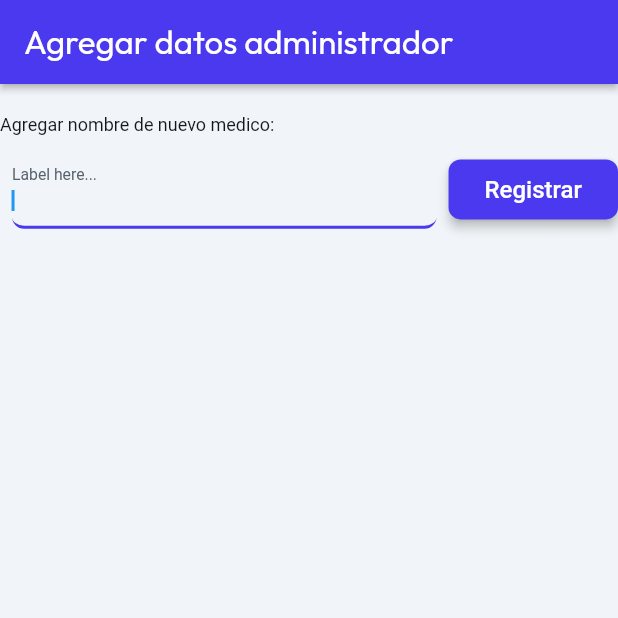
After one commit to geovannymaroto/NisiDental, a Flutter app: the AgregarDatosAdminWidget screen opened by its route, on a phone screen of 412 x 824 dp, the top half of it. The commit adds this screen. Run offline on Flutter 3.47's test engine with Material 2 defaults, Android fonts, the phone set to English and light mode, and no system bars; drawn by our look-alikes of auto_size_text; our stand-ins replace cloud_firestore, dropdown_button2, firebase_auth, firebase_core, font_awesome_flutter, from_css_color and 10 more; missing offline and left inert: json_path; accounts and stored records are empty; Roboto replaces fonts that are missing (Readex Pro).

Commit message:
Se agrega pantalla administrador

```diff
--- /dev/null
+++ b/lib/agregar_datos_admin/agregar_datos_admin_model.dart
@@ -0,0 +1,36 @@
+import '/auth/firebase_auth/auth_util.dart';
+import '/backend/backend.dart';
+import '/flutter_flow/flutter_flow_theme.dart';
+import '/flutter_flow/flutter_flow_util.dart';
+import '/flutter_flow/flutter_flow_widgets.dart';
+import 'agregar_datos_admin_widget.dart' show AgregarDatosAdminWidget;
+import 'package:cloud_firestore/cloud_firestore.dart';
+import 'package:flutter/material.dart';
+import 'package:flutter/scheduler.dart';
+import 'package:flutter/services.dart';
+import 'package:google_fonts/google_fonts.dart';
+import 'package:provider/provider.dart';
+
+class AgregarDatosAdminModel extends FlutterFlowModel<AgregarDatosAdminWidget> {
+  ///  State fields for stateful widgets in this page.
+
+  final unfocusNode = FocusNode();
+  // State field(s) for txtnuevomedico widget.
+  FocusNode? txtnuevomedicoFocusNode;
+  TextEditingController? txtnuevomedicoController;
+  String? Function(BuildContext, String?)? txtnuevomedicoControllerValidator;
+
+  /// Initialization and disposal methods.
+
+  void initState(BuildContext context) {}
+
+  void dispose() {
+    unfocusNode.dispose();
+    txtnuevomedicoFocusNode?.dispose();
+    txtnuevomedicoController?.dispose();
+  }
+
+  /// Action blocks are added here.
+
+  /// Additional helper methods are added here.
+}
--- /dev/null
+++ b/lib/agregar_datos_admin/agregar_datos_admin_widget.dart
@@ -0,0 +1,209 @@
+import '/auth/firebase_auth/auth_util.dart';
+import '/backend/backend.dart';
+import '/flutter_flow/flutter_flow_theme.dart';
+import '/flutter_flow/flutter_flow_util.dart';
+import '/flutter_flow/flutter_flow_widgets.dart';
+import 'package:cloud_firestore/cloud_firestore.dart';
+import 'package:flutter/material.dart';
+import 'package:flutter/scheduler.dart';
+import 'package:flutter/services.dart';
+import 'package:google_fonts/google_fonts.dart';
+import 'package:provider/provider.dart';
+import 'agregar_datos_admin_model.dart';
+export 'agregar_datos_admin_model.dart';
+
+class AgregarDatosAdminWidget extends StatefulWidget {
+  const AgregarDatosAdminWidget({Key? key}) : super(key: key);
+
+  @override
+  _AgregarDatosAdminWidgetState createState() =>
+      _AgregarDatosAdminWidgetState();
+}
+
+class _AgregarDatosAdminWidgetState extends State<AgregarDatosAdminWidget> {
+  late AgregarDatosAdminModel _model;
+
+  final scaffoldKey = GlobalKey<ScaffoldState>();
+
+  @override
+  void initState() {
+    super.initState();
+    _model = createModel(context, () => AgregarDatosAdminModel());
+
+    // On page load action.
+    SchedulerBinding.instance.addPostFrameCallback((_) async {
+      await ListaMedicosRecord.collection
+          .doc()
+          .set(createListaMedicosRecordData());
+    });
+
+    _model.txtnuevomedicoController ??= TextEditingController();
+    _model.txtnuevomedicoFocusNode ??= FocusNode();
+  }
+
+  @override
+  void dispose() {
+    _model.dispose();
+
+    super.dispose();
+  }
+
+  @override
+  Widget build(BuildContext context) {
+    if (isiOS) {
+      SystemChrome.setSystemUIOverlayStyle(
+        SystemUiOverlayStyle(
+          statusBarBrightness: Theme.of(context).brightness,
+          systemStatusBarContrastEnforced: true,
+        ),
+      );
+    }
+
+    context.watch<FFAppState>();
+
+    return GestureDetector(
+      onTap: () => _model.unfocusNode.canRequestFocus
+          ? FocusScope.of(context).requestFocus(_model.unfocusNode)
+          : FocusScope.of(context).unfocus(),
+      child: Scaffold(
+        key: scaffoldKey,
+        backgroundColor: FlutterFlowTheme.of(context).primaryBackground,
+        appBar: AppBar(
+          backgroundColor: FlutterFlowTheme.of(context).primary,
+          automaticallyImplyLeading: false,
+          title: Text(
+            'Agregar datos administrador',
+            style: FlutterFlowTheme.of(context).headlineMedium.override(
+                  fontFamily: 'Outfit',
+                  color: Colors.white,
+                  fontSize: 22.0,
+                ),
+          ),
+          actions: [],
+          centerTitle: false,
+          elevation: 2.0,
+        ),
+        body: SafeArea(
+          top: true,
+          child: Column(
+            mainAxisSize: MainAxisSize.max,
+            children: [
+              Padding(
+                padding: EdgeInsetsDirectional.fromSTEB(0.0, 20.0, 0.0, 0.0),
+                child: Row(
+                  mainAxisSize: MainAxisSize.max,
+                  children: [
+                    Text(
+                      'Agregar nombre de nuevo medico:',
+                      style: FlutterFlowTheme.of(context).bodyMedium,
+                    ),
+                  ],
+                ),
+              ),
+              Padding(
+                padding: EdgeInsetsDirectional.fromSTEB(0.0, 10.0, 0.0, 0.0),
+                child: Row(
+                  mainAxisSize: MainAxisSize.max,
+                  children: [
+                    Expanded(
+                      child: Padding(
+                        padding:
+                            EdgeInsetsDirectional.fromSTEB(8.0, 0.0, 8.0, 0.0),
+                        child: TextFormField(
+                          controller: _model.txtnuevomedicoController,
+                          focusNode: _model.txtnuevomedicoFocusNode,
+                          autofocus: true,
+                          obscureText: false,
+                          decoration: InputDecoration(
+                            labelText: 'Label here...',
+                            labelStyle:
+                                FlutterFlowTheme.of(context).labelMedium,
+                            hintStyle: FlutterFlowTheme.of(context).labelMedium,
+                            enabledBorder: UnderlineInputBorder(
+                              borderSide: BorderSide(
+                                color: FlutterFlowTheme.of(context).alternate,
+                                width: 2.0,
+                              ),
+                              borderRadius: BorderRadius.circular(8.0),
+                            ),
+                            focusedBorder: UnderlineInputBorder(
+                              borderSide: BorderSide(
+                                color: FlutterFlowTheme.of(context).primary,
+                                width: 2.0,
+                              ),
+                              borderRadius: BorderRadius.circular(8.0),
+                            ),
+                            errorBorder: UnderlineInputBorder(
+                              borderSide: BorderSide(
+                                color: FlutterFlowTheme.of(context).error,
+                                width: 2.0,
+                              ),
+                              borderRadius: BorderRadius.circular(8.0),
+                            ),
+                            focusedErrorBorder: UnderlineInputBorder(
+                              borderSide: BorderSide(
+                                color: FlutterFlowTheme.of(context).error,
+                                width: 2.0,
+                              ),
+                              borderRadius: BorderRadius.circular(8.0),
+                            ),
+                          ),
+                          style: FlutterFlowTheme.of(context).bodyMedium,
+                          validator: _model.txtnuevomedicoControllerValidator
+                              .asValidator(context),
+                        ),
+                      ),
+                    ),
+                    FFButtonWidget(
+                      onPressed: () async {
+                        await ListaMedicosRecord.collection
+                            .doc()
+                            .set(createListaMedicosRecordData());
+                        await showDialog(
+                          context: context,
+                          builder: (alertDialogContext) {
+                            return AlertDialog(
+                              title: Text('Registro'),
+                              content: Text('Registro exitoso...'),
+                              actions: [
+                                TextButton(
+                                  onPressed: () =>
+                                      Navigator.pop(alertDialogContext),
+                                  child: Text('Ok'),
+                                ),
+                              ],
+                            );
+                          },
+                        );
+                      },
+                      text: 'Registrar',
+                      options: FFButtonOptions(
+                        height: 40.0,
+                        padding: EdgeInsetsDirectional.fromSTEB(
+                            24.0, 0.0, 24.0, 0.0),
+                        iconPadding:
+                            EdgeInsetsDirectional.fromSTEB(0.0, 0.0, 0.0, 0.0),
+                        color: FlutterFlowTheme.of(context).primary,
+                        textStyle:
+                            FlutterFlowTheme.of(context).titleSmall.override(
+                                  fontFamily: 'Readex Pro',
+                                  color: Colors.white,
+                                ),
+                        elevation: 3.0,
+                        borderSide: BorderSide(
+                          color: Colors.transparent,
+                          width: 1.0,
+                        ),
+                        borderRadius: BorderRadius.circular(8.0),
+                      ),
+                    ),
+                  ],
+                ),
+              ),
+            ],
+          ),
+        ),
+      ),
+    );
+  }
+}
--- /dev/null
+++ b/lib/backend/schema/lista_medicos_record.dart
@@ -0,0 +1,86 @@
+import 'dart:async';
+
+import 'package:collection/collection.dart';
+
+import '/backend/schema/util/firestore_util.dart';
+import '/backend/schema/util/schema_util.dart';
+
+import 'index.dart';
+import '/flutter_flow/flutter_flow_util.dart';
+
+class ListaMedicosRecord extends FirestoreRecord {
+  ListaMedicosRecord._(
+    DocumentReference reference,
+    Map<String, dynamic> data,
+  ) : super(reference, data) {
+    _initializeFields();
+  }
+
+  // "NombreMedico" field.
+  List<String>? _nombreMedico;
+  List<String> get nombreMedico => _nombreMedico ?? const [];
+  bool hasNombreMedico() => _nombreMedico != null;
+
+  void _initializeFields() {
+    _nombreMedico = getDataList(snapshotData['NombreMedico']);
+  }
+
+  static CollectionReference get collection =>
+      FirebaseFirestore.instance.collection('listaMedicos');
+
+  static Stream<ListaMedicosRecord> getDocument(DocumentReference ref) =>
+      ref.snapshots().map((s) => ListaMedicosRecord.fromSnapshot(s));
+
+  static Future<ListaMedicosRecord> getDocumentOnce(DocumentReference ref) =>
+      ref.get().then((s) => ListaMedicosRecord.fromSnapshot(s));
+
+  static ListaMedicosRecord fromSnapshot(DocumentSnapshot snapshot) =>
+      ListaMedicosRecord._(
+        snapshot.reference,
+        mapFromFirestore(snapshot.data() as Map<String, dynamic>),
+      );
+
+  static ListaMedicosRecord getDocumentFromData(
+    Map<String, dynamic> data,
+    DocumentReference reference,
+  ) =>
+      ListaMedicosRecord._(reference, mapFromFirestore(data));
+
+  @override
+  String toString() =>
+      'ListaMedicosRecord(reference: ${reference.path}, data: $snapshotData)';
+
+  @override
+  int get hashCode => reference.path.hashCode;
+
+  @override
+  bool operator ==(other) =>
+      other is ListaMedicosRecord &&
+      reference.path.hashCode == other.reference.path.hashCode;
+}
+
+Map<String, dynamic> createListaMedicosRecordData() {
+  final firestoreData = mapToFirestore(
+    <String, dynamic>{}.withoutNulls,
+  );
+
+  return firestoreData;
+}
+
+class ListaMedicosRecordDocumentEquality
+    implements Equality<ListaMedicosRecord> {
+  const ListaMedicosRecordDocumentEquality();
+
+  @override
+  bool equals(ListaMedicosRecord? e1, ListaMedicosRecord? e2) {
+    const listEquality = ListEquality();
+    return listEquality.equals(e1?.nombreMedico, e2?.nombreMedico);
+  }
+
+  @override
+  int hash(ListaMedicosRecord? e) =>
+      const ListEquality().hash([e?.nombreMedico]);
+
+  @override
+  bool isValidKey(Object? o) => o is ListaMedicosRecord;
+}
--- a/lib/citas/crear_cita/crear_cita_widget.dart
+++ b/lib/citas/crear_cita/crear_cita_widget.dart
@@ -162,7 +162,7 @@ class _CrearCitaWidgetState extends State<CrearCitaWidget> {
                     child: FlutterFlowDropDown<String>(
                       controller: _model.listamedicosValueController ??=
                           FormFieldController<String>(null),
-                      options: ['Dr. Dennis Quintero', 'Dr. Jason Quintero'],
+                      options: <String>[],
                       onChanged: (val) =>
                           setState(() => _model.listamedicosValue = val),
                       width: 300.0,
--- a/lib/pages/registro_in/registro_in_widget.dart
+++ b/lib/citas/registro_in/registro_in_widget.dart
@@ -247,8 +247,7 @@ class _RegistroInWidgetState extends State<RegistroInWidget> {
                             return;
                           }
 
-                          context.goNamedAuth(
-                              'SuministroMedico', context.mounted);
+                          context.pushNamedAuth('CrearCita', context.mounted);
                         },
                         text: 'Ingresar',
                         options: FFButtonOptions(
@@ -288,8 +287,7 @@ class _RegistroInWidgetState extends State<RegistroInWidget> {
                             return;
                           }
 
-                          context.goNamedAuth(
-                              'SuministroMedico', context.mounted);
+                          context.goNamedAuth('RegistroIn', context.mounted);
                         },
                         text: 'Registrar',
                         options: FFButtonOptions(
--- a/lib/flutter_flow/nav/nav.dart
+++ b/lib/flutter_flow/nav/nav.dart
@@ -79,14 +79,13 @@ GoRouter createRouter(AppStateNotifier appStateNotifier) => GoRouter(
       debugLogDiagnostics: true,
       refreshListenable: appStateNotifier,
       errorBuilder: (context, state) =>
-          appStateNotifier.loggedIn ? SuministroMedicoWidget() : InicioWidget(),
+          appStateNotifier.loggedIn ? RegistroInWidget() : InicioWidget(),
       routes: [
         FFRoute(
           name: '_initialize',
           path: '/',
-          builder: (context, _) => appStateNotifier.loggedIn
-              ? SuministroMedicoWidget()
-              : InicioWidget(),
+          builder: (context, _) =>
+              appStateNotifier.loggedIn ? RegistroInWidget() : InicioWidget(),
         ),
         FFRoute(
           name: 'RegistroIn',
@@ -177,6 +176,11 @@ GoRouter createRouter(AppStateNotifier appStateNotifier) => GoRouter(
           name: 'homePage',
           path: '/homePage',
           builder: (context, params) => HomePageWidget(),
+        ),
+        FFRoute(
+          name: 'agregar_datos_admin',
+          path: '/agregarDatosAdmin',
+          builder: (context, params) => AgregarDatosAdminWidget(),
         )
       ].map((r) => r.toRoute(appStateNotifier)).toList(),
     );
```
Also changed, not shown: lib/backend/backend.dart (+39 -0 lines), lib/index.dart (+6 -3 lines), lib/citas/registro_in/registro_in_model.dart (renamed from lib/pages/registro_in/registro_in_model.dart), lib/pages/profesionales/profesionales_model.dart (renamed from lib/profesionales/profesionales_model.dart), lib/pages/profesionales/profesionales_widget.dart (renamed from lib/profesionales/profesionales_widget.dart), lib/pages/registro/registro_model.dart (renamed from lib/citas/registro/registro_model.dart), lib/pages/registro/registro_widget.dart (renamed from lib/citas/registro/registro_widget.dart), 1 other file.
